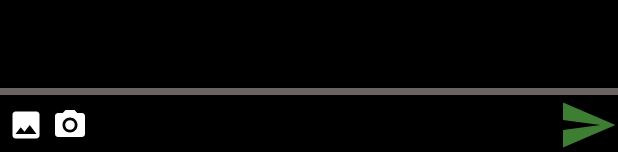
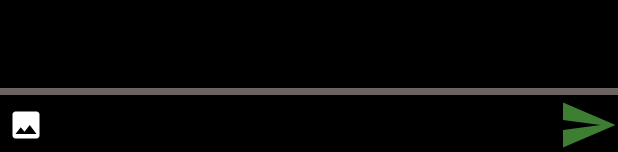
Before and after one commit to MiwaUS7605/HangoutPlaces, an Android app: the layout activity_message.xml on its own in the app's theme, with its tools: preview values and no code run, on a phone screen of 412 x 824 dp. Shown: the part 1081-1233 px from the top of the screen. Run offline under Robolectric (Android 15) with nearby library versions, the phone set to English and light mode, and no system bars.

Commit message:
update chat

```diff
--- a/app/src/main/java/com/groupb/locationsharing/MainActivity.java
+++ b/app/src/main/java/com/groupb/locationsharing/MainActivity.java
@@ -14,7 +14,6 @@ import android.content.SharedPreferences;
 import android.os.Bundle;
 import android.view.MenuItem;
 import android.widget.Toast;
-
 
 import com.google.android.material.bottomnavigation.BottomNavigationView;
 import com.google.firebase.auth.FirebaseAuth;
--- a/app/src/main/res/layout/activity_message.xml
+++ b/app/src/main/res/layout/activity_message.xml
@@ -72,14 +72,8 @@
                 android:layout_width="wrap_content"
                 android:layout_height="wrap_content"
                 android:layout_marginLeft="5dp"
+                android:layout_marginRight="5dp"
                 android:src="@drawable/ico_gallery"/>
-
-            <ImageView
-                android:id="@+id/cameraSend"
-                android:layout_width="wrap_content"
-                android:layout_height="wrap_content"
-                android:layout_marginLeft="5dp"
-                android:src="@drawable/ico_camera"/>
         </LinearLayout>
 
         <EditText
--- a/app/src/main/res/layout/chat_item_left.xml
+++ b/app/src/main/res/layout/chat_item_left.xml
@@ -22,7 +22,7 @@
 
     <ImageView
         android:id="@+id/show_image"
-        android:layout_width="wrap_content"
+        android:layout_width="200dp"
         android:layout_height="wrap_content"
         android:layout_marginLeft="5dp"
         android:layout_toRightOf="@+id/profile_image"
--- a/app/src/main/res/layout/chat_item_right.xml
+++ b/app/src/main/res/layout/chat_item_right.xml
@@ -25,7 +25,7 @@
 
     <ImageView
         android:id="@+id/show_image"
-        android:layout_width="250dp"
+        android:layout_width="200dp"
         android:layout_height="wrap_content"
         android:layout_alignParentEnd="true"
         android:layout_marginLeft="5dp"
```
Also changed, not shown: app/src/main/java/com/groupb/locationsharing/Adapter/MessageAdapter.java (+13 -8 lines), app/src/main/java/com/groupb/locationsharing/MessageActivity.java (+1 -9 lines).
